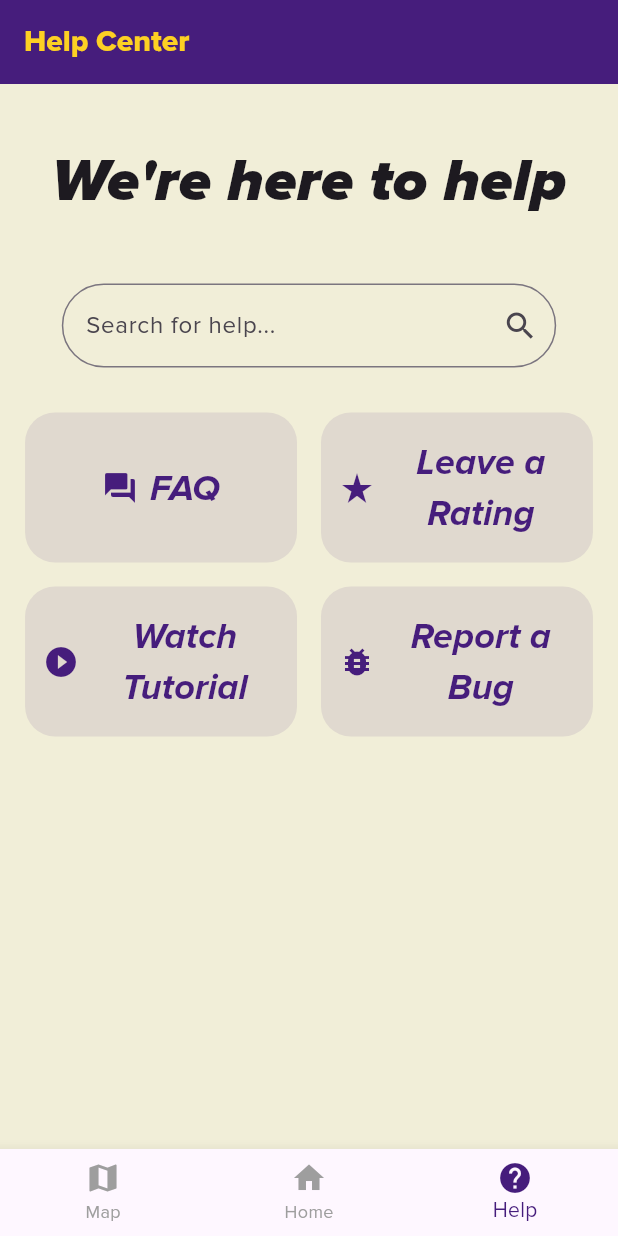
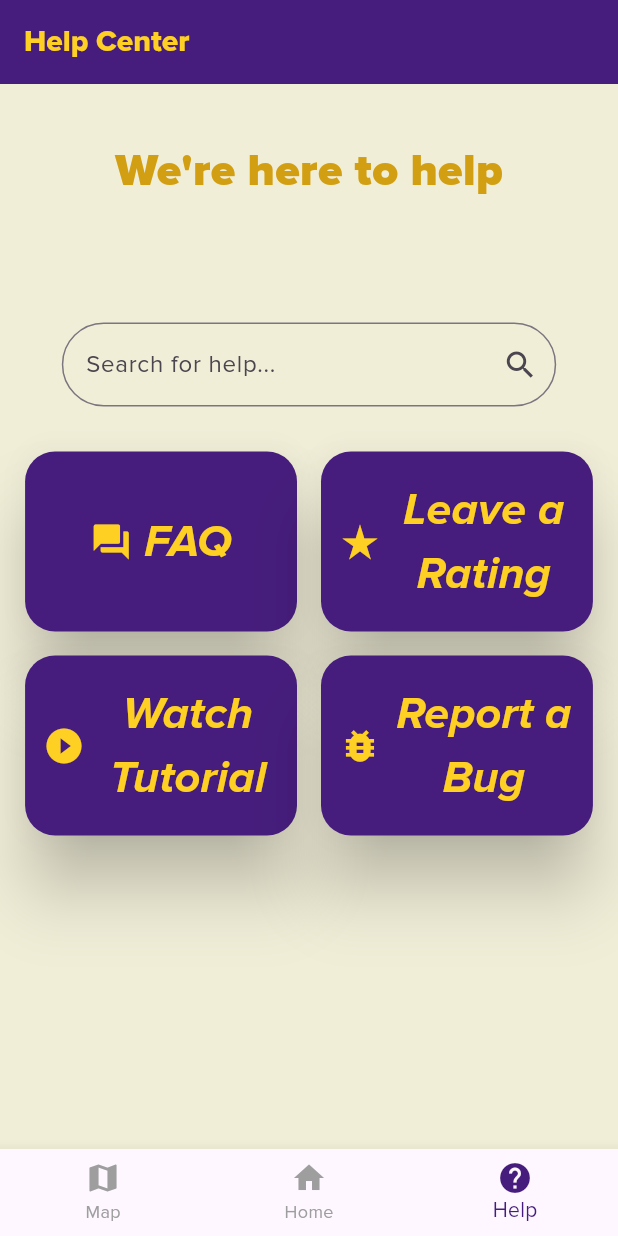
Before and after one commit to loraavie/branded_tour_app, a Flutter app: the screen it shows after launch, item 3 of the bottom bar chosen, on a phone screen of 412 x 824 dp. Run offline on Flutter 3.47's test engine with Material 3 defaults, Android fonts, the phone set to English and light mode, and no system bars; our stand-ins replace confetti, video_player, youtube_player_flutter.

Commit message:
design corrections and unification

```diff
--- a/lib/main.dart
+++ b/lib/main.dart
@@ -179,6 +179,7 @@ class _MapScreenState extends State<MapScreen> {
   @override
   Widget build(BuildContext context) {
     return Scaffold(
+      backgroundColor: const Color(0xFFF1EED8),
       appBar: AppBar(title: const Text('Map')),
       body: Column(
         children: [
@@ -254,6 +255,7 @@ class HomeScreen extends StatelessWidget {
   @override
   Widget build(BuildContext context) {
     return Scaffold(
+      backgroundColor: const Color(0xFFF1EED8),
       appBar: AppBar(title: const Text('LSU Scavenger Hunt')),
       body: Center(
         child: Padding(
@@ -509,14 +511,14 @@ class _HelpScreenState extends State<HelpScreen> {
                 child: Text(
                   "We're here to help",
                   style: TextStyle(
-                    fontSize: 40,
+                    fontSize: 30,
                     fontFamily: "Proximanova",
-                    fontStyle: FontStyle.italic,
                     fontWeight: FontWeight.w900,
-                  ),
-                ),
-              ),
-              const SizedBox(height: 40),
+                    color: Color(0xFFD29F13),
+                  ),
+                ),
+              ),
+              const SizedBox(height: 80),
 
               // Search bar
               Center(
@@ -545,15 +547,15 @@ class _HelpScreenState extends State<HelpScreen> {
                   for (var buttonData in filteredButtons)
                     SizedBox(
                       width: MediaQuery.of(context).size.width * 0.44,
-                      height: 100,
+                      height: 120,
                       child: ElevatedButton.icon(
                         onPressed: buttonData.onPressed,
-                        icon: Icon(buttonData.icon, size: 24),
+                        icon: Icon(buttonData.icon, size: 28),
                         label: Text(
                           buttonData.label,
                           textAlign: TextAlign.center,
                           style: const TextStyle(
-                            fontSize: 24,
+                            fontSize: 30,
                             fontWeight: FontWeight.w200,
                             fontStyle: FontStyle.italic,
                             fontFamily: 'Proximanova',
@@ -564,12 +566,9 @@ class _HelpScreenState extends State<HelpScreen> {
                             borderRadius: BorderRadius.circular(20),
                           ),
                           padding: const EdgeInsets.all(12),
-                          backgroundColor: Theme.of(
-                            context,
-                          ).colorScheme.primary.withOpacity(0.1),
-                          foregroundColor:
-                              Theme.of(context).colorScheme.primary,
-                          elevation: 0,
+                          backgroundColor: Color(0xFF461D7C),
+                          foregroundColor: Color(0xFFFDD023),
+                          elevation: 20,
                         ),
                       ),
                     ),
@@ -723,6 +722,7 @@ class _FirstFloorScreenState extends State<FirstFloorScreen> {
         }
       },
       child: Scaffold(
+        backgroundColor: const Color(0xFFF1EED8),
         appBar: AppBar(title: const Text('First Floor')),
         body: Center(
           child: Padding(
@@ -1245,6 +1245,7 @@ class _SecondFloorScreenState extends State<SecondFloorScreen> {
         }
       },
       child: Scaffold(
+        backgroundColor: const Color(0xFFF1EED8),
         appBar: AppBar(title: const Text('Second Floor')),
         body: Center(
           child: Padding(
@@ -1334,6 +1335,7 @@ class _ThirdFloorScreenState extends State<ThirdFloorScreen> {
         }
       },
       child: Scaffold(
+        backgroundColor: const Color(0xFFF1EED8),
         appBar: AppBar(title: const Text('Third Floor')),
         body: Center(
           child: Padding(
@@ -1410,6 +1412,7 @@ class InstructionsScreen extends StatelessWidget {
         }
       },
       child: Scaffold(
+        backgroundColor: const Color(0xFFF1EED8),
         appBar: AppBar(title: const Text('Instructions')),
         body: SingleChildScrollView(
           padding: const EdgeInsets.all(20.0),
```
